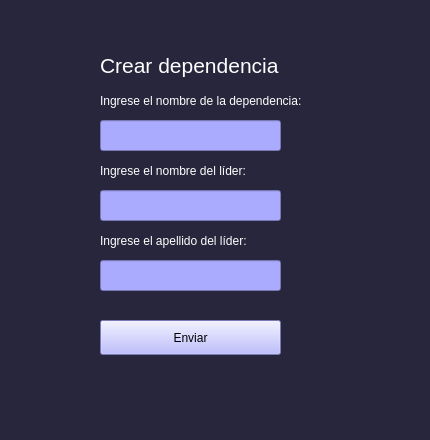
Above: Prueba tp/form_window.ui from stel0/TP-PYTHON before the change. Below: the same form after it.
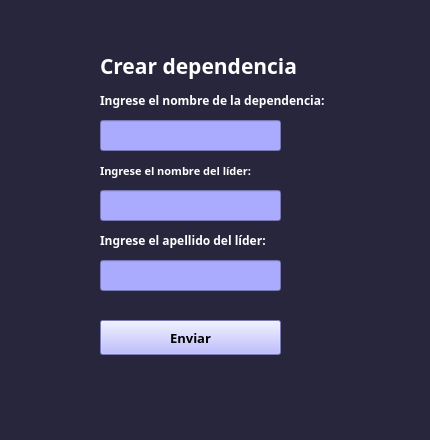
That is the form after the change.

```diff
--- a/Prueba tp/form_window.ui
+++ b/Prueba tp/form_window.ui
@@ -67,7 +67,12 @@
     </property>
     <property name="font">
      <font>
+      <family>Candara</family>
       <pointsize>16</pointsize>
+      <weight>75</weight>
+      <italic>false</italic>
+      <bold>true</bold>
+      <underline>false</underline>
      </font>
     </property>
     <property name="styleSheet">
@@ -86,6 +91,13 @@
       <height>21</height>
      </rect>
     </property>
+    <property name="font">
+     <font>
+      <family>Candara</family>
+      <weight>75</weight>
+      <bold>true</bold>
+     </font>
+    </property>
     <property name="styleSheet">
      <string notr="true">color:white;</string>
     </property>
@@ -121,6 +133,14 @@
       <height>21</height>
      </rect>
     </property>
+    <property name="font">
+     <font>
+      <family>Candara</family>
+      <pointsize>8</pointsize>
+      <weight>75</weight>
+      <bold>true</bold>
+     </font>
+    </property>
     <property name="styleSheet">
      <string notr="true">color:white;</string>
     </property>
@@ -149,6 +169,14 @@
       <height>35</height>
      </size>
     </property>
+    <property name="font">
+     <font>
+      <family>Candara</family>
+      <pointsize>10</pointsize>
+      <weight>75</weight>
+      <bold>true</bold>
+     </font>
+    </property>
     <property name="styleSheet">
      <string notr="true">background:rgb(170, 170, 255);</string>
     </property>
@@ -165,6 +193,13 @@
       <height>21</height>
      </rect>
     </property>
+    <property name="font">
+     <font>
+      <family>Candara</family>
+      <weight>75</weight>
+      <bold>true</bold>
+     </font>
+    </property>
     <property name="styleSheet">
      <string notr="true">color:white;</string>
     </property>
```
